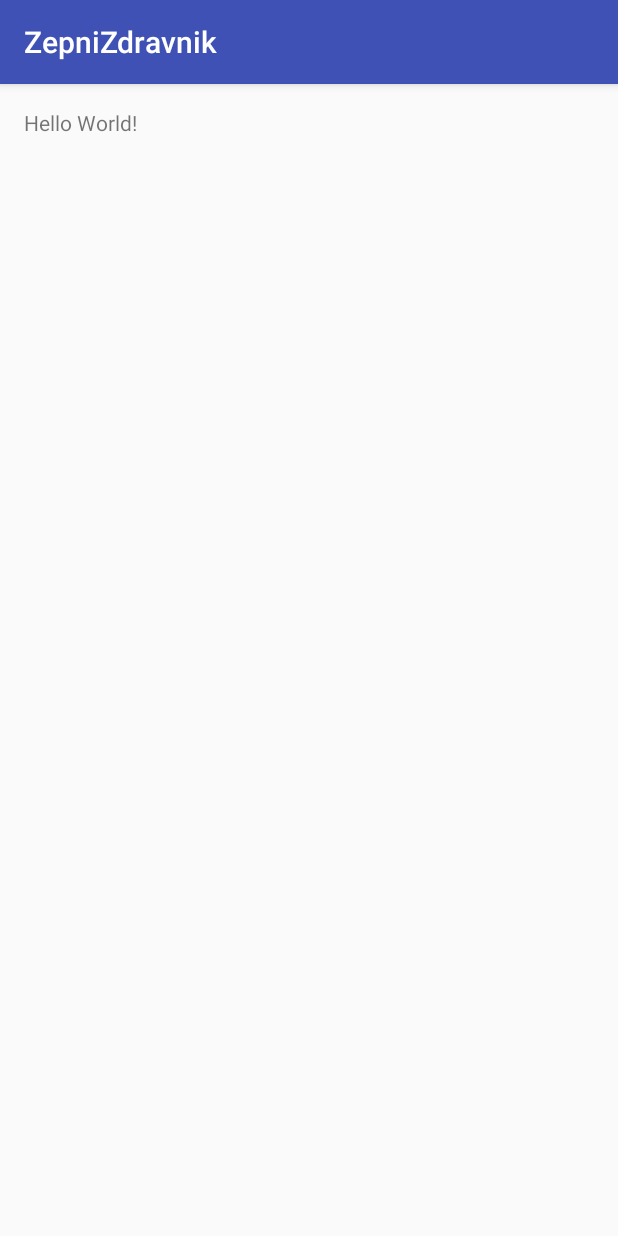
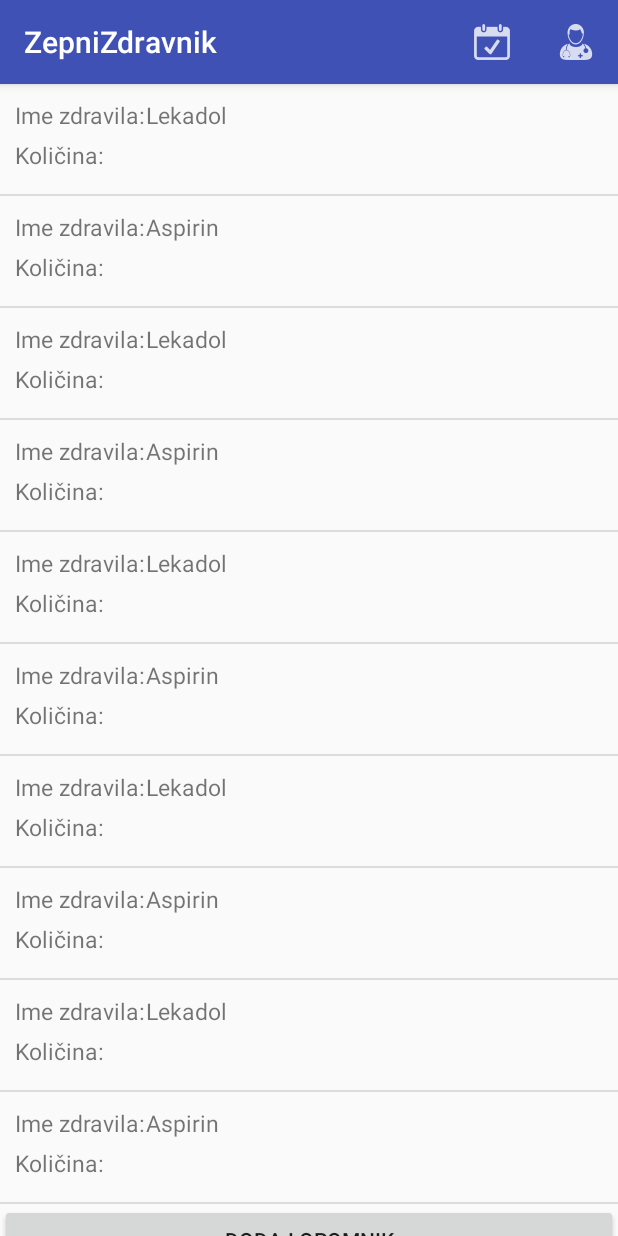
Before and after one commit to loboda1995/ZepniZdravnik, an Android app: the screen it shows after launch (MainActivity), on a phone screen of 412 x 824 dp. Run offline under Robolectric (Android 15) with nearby library versions, the phone set to English and light mode, and no system bars.

Commit message:
Ustvarjen osnovni layout za pregled opomnikov.

```diff
--- a/app/build.gradle
+++ b/app/build.gradle
@@ -25,5 +25,6 @@ dependencies {
         exclude group: 'com.android.support', module: 'support-annotations'
     })
     compile 'com.android.support:appcompat-v7:24.2.1'
+    compile 'com.android.support:design:24.2.1'
     testCompile 'junit:junit:4.12'
 }
--- a/app/src/main/AndroidManifest.xml
+++ b/app/src/main/AndroidManifest.xml
@@ -7,7 +7,7 @@
         android:icon="@mipmap/ic_launcher"
         android:label="@string/app_name"
         android:supportsRtl="true"
-        android:theme="@style/AppTheme">
+        android:theme="@style/AppTheme.NoActionBar">
         <activity android:name=".MainActivity">
             <intent-filter>
                 <action android:name="android.intent.action.MAIN" />
--- a/app/src/main/java/com/example/tpoteam/zepnizdravnik/MainActivity.java
+++ b/app/src/main/java/com/example/tpoteam/zepnizdravnik/MainActivity.java
@@ -2,12 +2,52 @@ package com.example.tpoteam.zepnizdravnik;
 
 import android.support.v7.app.AppCompatActivity;
 import android.os.Bundle;
+import android.support.v7.widget.Toolbar;
+import android.view.Menu;
+import android.widget.ListView;
+
+import java.util.ArrayList;
 
 public class MainActivity extends AppCompatActivity {
+
+    private ListView list;
+    private NotificationAdapter adapter;
+
+    private int numberOfNotifications;
+    private ArrayList<MedicineNotification> medicineNotifications = new ArrayList<>();
 
     @Override
     protected void onCreate(Bundle savedInstanceState) {
         super.onCreate(savedInstanceState);
         setContentView(R.layout.activity_main);
+
+        Toolbar toolbar = (Toolbar) findViewById(R.id.toolbar);
+        setSupportActionBar(toolbar);
+
+        list = (ListView) findViewById(R.id.list);
+
+        medicineNotifications.add(new MedicineNotification(1, "Lekadol"));
+        medicineNotifications.add(new MedicineNotification(2, "Aspirin"));
+        medicineNotifications.add(new MedicineNotification(1, "Lekadol"));
+        medicineNotifications.add(new MedicineNotification(2, "Aspirin"));
+        medicineNotifications.add(new MedicineNotification(1, "Lekadol"));
+        medicineNotifications.add(new MedicineNotification(2, "Aspirin"));
+        medicineNotifications.add(new MedicineNotification(1, "Lekadol"));
+        medicineNotifications.add(new MedicineNotification(2, "Aspirin"));
+        medicineNotifications.add(new MedicineNotification(1, "Lekadol"));
+        medicineNotifications.add(new MedicineNotification(2, "Aspirin"));
+        medicineNotifications.add(new MedicineNotification(-1, "Aspirin"));
+
+
+
+        adapter = new NotificationAdapter(this, medicineNotifications);
+        list.setAdapter(adapter);
     }
+
+    @Override
+    public boolean onCreateOptionsMenu(Menu menu) {
+        getMenuInflater().inflate(R.menu.menu_main, menu);
+        return true;
+    }
+
 }
--- /dev/null
+++ b/app/src/main/java/com/example/tpoteam/zepnizdravnik/MedicineNotification.java
@@ -0,0 +1,20 @@
+package com.example.tpoteam.zepnizdravnik;
+
+import java.io.Serializable;
+
+/**
+ * Created by Luka Loboda on 16-Nov-16.
+ */
+
+public class MedicineNotification implements Serializable{
+
+    public int medicineNoticiationID;
+    public String medicineName;
+
+    public MedicineNotification(int notiID, String medicineName){
+        this.medicineNoticiationID = notiID;
+        this.medicineName = medicineName;
+        // TODO: dodati dodatne atribute, kolicina, intervali doz, opombe
+    }
+
+}
--- /dev/null
+++ b/app/src/main/java/com/example/tpoteam/zepnizdravnik/NotificationAdapter.java
@@ -0,0 +1,42 @@
+package com.example.tpoteam.zepnizdravnik;
+
+import android.content.Context;
+import android.view.LayoutInflater;
+import android.view.View;
+import android.view.ViewGroup;
+import android.widget.ArrayAdapter;
+import android.widget.TextView;
+
+import java.util.ArrayList;
+
+/**
+ * Created by Luka Loboda on 16-Nov-16.
+ */
+
+public class NotificationAdapter extends ArrayAdapter<MedicineNotification> {
+
+    private MedicineNotification[] objects;
+
+    public NotificationAdapter(Context context, ArrayList<MedicineNotification> notifications) {
+        super(context, 0, notifications);
+        objects = notifications.toArray(new MedicineNotification[0]);
+    }
+
+
+    public View getView(int position, View convertView, ViewGroup parent) {
+
+        MedicineNotification notification = objects[position];
+
+        if(notification.medicineNoticiationID == -1){
+            convertView = LayoutInflater.from(getContext()).inflate(R.layout.notification_add, null);
+        }else{
+            convertView = LayoutInflater.from(getContext()).inflate(R.layout.notification_display, null);
+
+            TextView medicineNameDisplay = (TextView) convertView.findViewById(R.id.medicineName);
+            medicineNameDisplay.setText(notification.medicineName);
+            // TODO: dodati je potrebno se prikaz ostalih podatkov
+        }
+
+        return convertView;
+    }
+}
--- a/app/src/main/res/layout/activity_main.xml
+++ b/app/src/main/res/layout/activity_main.xml
@@ -1,17 +1,40 @@
 <?xml version="1.0" encoding="utf-8"?>
-<RelativeLayout xmlns:android="http://schemas.android.com/apk/res/android"
-    xmlns:tools="http://schemas.android.com/tools"
-    android:id="@+id/activity_main"
+<android.support.design.widget.CoordinatorLayout xmlns:android="http://schemas.android.com/apk/res/android"
     android:layout_width="match_parent"
     android:layout_height="match_parent"
-    android:paddingBottom="@dimen/activity_vertical_margin"
-    android:paddingLeft="@dimen/activity_horizontal_margin"
-    android:paddingRight="@dimen/activity_horizontal_margin"
-    android:paddingTop="@dimen/activity_vertical_margin"
-    tools:context="com.example.tpoteam.zepnizdravnik.MainActivity">
+    xmlns:app="http://schemas.android.com/apk/res-auto"
+    android:fitsSystemWindows="true"
+    android:focusableInTouchMode="false">
 
-    <TextView
-        android:layout_width="wrap_content"
+    <android.support.design.widget.AppBarLayout
+        android:layout_width="match_parent"
         android:layout_height="wrap_content"
-        android:text="Hello World!" />
-</RelativeLayout>
+        android:theme="@style/AppTheme.AppBarOverlay">
+
+        <android.support.v7.widget.Toolbar
+            android:id="@+id/toolbar"
+            android:layout_width="match_parent"
+            android:layout_height="?attr/actionBarSize"
+            app:popupTheme="@style/AppTheme.PopupOverlay" />
+
+
+    </android.support.design.widget.AppBarLayout>
+
+    <RelativeLayout xmlns:android="http://schemas.android.com/apk/res/android"
+        xmlns:app="http://schemas.android.com/apk/res-auto"
+        xmlns:tools="http://schemas.android.com/tools"
+        android:layout_width="match_parent"
+        android:layout_height="wrap_content"
+        app:layout_behavior="@string/appbar_scrolling_view_behavior"
+        tools:context="com.example.lukaloboda.mojakinoteka.MainActivity"
+        tools:showIn="@layout/activity_main">
+
+        <ListView
+            android:id="@+id/list"
+            android:layout_width="match_parent"
+            android:layout_height="wrap_content">
+        </ListView>
+
+    </RelativeLayout>
+
+</android.support.design.widget.CoordinatorLayout>
--- /dev/null
+++ b/app/src/main/res/layout/notification_add.xml
@@ -0,0 +1,11 @@
+<?xml version="1.0" encoding="utf-8"?>
+<LinearLayout xmlns:android="http://schemas.android.com/apk/res/android"
+    android:orientation="vertical" android:layout_width="match_parent"
+    android:layout_height="wrap_content">
+
+    <Button
+        android:layout_width="match_parent"
+        android:layout_height="wrap_content"
+        android:text="@string/buttonAdd"/>
+
+</LinearLayout>
--- /dev/null
+++ b/app/src/main/res/layout/notification_display.xml
@@ -0,0 +1,50 @@
+<?xml version="1.0" encoding="utf-8"?>
+<LinearLayout xmlns:android="http://schemas.android.com/apk/res/android"
+    android:orientation="vertical" android:layout_width="match_parent"
+    android:layout_height="match_parent"
+    android:padding="10dp">
+
+    <LinearLayout
+        android:layout_width="match_parent"
+        android:layout_height="wrap_content"
+        android:orientation="horizontal">
+
+        <TextView
+            android:text="@string/labelMedicineName"
+            android:textSize="15dp"
+            android:layout_marginBottom="5dp"
+            android:layout_width="wrap_content"
+            android:layout_height="wrap_content"/>
+
+        <TextView
+            android:id="@+id/medicineName"
+            android:textSize="15dp"
+            android:layout_width="wrap_content"
+            android:layout_height="wrap_content"/>
+
+    </LinearLayout>
+
+    <LinearLayout
+        android:layout_width="match_parent"
+        android:layout_height="wrap_content"
+        android:orientation="horizontal">
+
+        <TextView
+            android:text="@string/labelMedicineQuantity"
+            android:textSize="15dp"
+            android:layout_marginBottom="5dp"
+            android:layout_width="wrap_content"
+            android:layout_height="wrap_content"/>
+
+        <TextView
+            android:id="@+id/medicineQuantity"
+            android:textSize="15dp"
+            android:layout_width="wrap_content"
+            android:layout_height="wrap_content"/>
+
+    </LinearLayout>
+
+
+
+
+</LinearLayout>
--- /dev/null
+++ b/app/src/main/res/menu/menu_main.xml
@@ -0,0 +1,18 @@
+<menu xmlns:android="http://schemas.android.com/apk/res/android"
+    xmlns:app="http://schemas.android.com/apk/res-auto"
+    xmlns:tools="http://schemas.android.com/tools"
+    tools:context="com.example.tpoteam.zepnizdravnik.MainActivity">
+
+    <item
+        android:id="@+id/action_appointment"
+        android:icon="@drawable/appointment_icon"
+        android:title="Moji filmi"
+        app:showAsAction="always"/>
+
+    <item
+        android:id="@+id/action_contacts"
+        android:icon="@drawable/doctor_icon"
+        android:title="Moji filmi"
+        app:showAsAction="always"/>
+
+</menu>
--- a/app/src/main/res/values/strings.xml
+++ b/app/src/main/res/values/strings.xml
@@ -1,3 +1,8 @@
 <resources>
     <string name="app_name">ZepniZdravnik</string>
+
+    <string name="labelMedicineName">Ime zdravila:</string>
+    <string name="labelMedicineQuantity">Količina:</string>
+
+    <string name="buttonAdd">Dodaj opomnik</string>
 </resources>
--- a/app/src/main/res/values/styles.xml
+++ b/app/src/main/res/values/styles.xml
@@ -1,11 +1,20 @@
 <resources>
 
     <!-- Base application theme. -->
-    <style name="AppTheme" parent="Theme.AppCompat.Light.DarkActionBar">
+    <style name="AppTheme" parent="Theme.AppCompat.Light.NoActionBar">
         <!-- Customize your theme here. -->
         <item name="colorPrimary">@color/colorPrimary</item>
         <item name="colorPrimaryDark">@color/colorPrimaryDark</item>
         <item name="colorAccent">@color/colorAccent</item>
     </style>
 
+    <style name="AppTheme.NoActionBar">
+        <item name="windowActionBar">false</item>
+        <item name="windowNoTitle">true</item>
+    </style>
+
+    <style name="AppTheme.AppBarOverlay" parent="ThemeOverlay.AppCompat.Dark.ActionBar" />
+
+    <style name="AppTheme.PopupOverlay" parent="ThemeOverlay.AppCompat.Light" />
+
 </resources>
```
Also changed, not shown: app/src/main/res/drawable-hdpi/appointment_icon.png (added), app/src/main/res/drawable-hdpi/doctor_icon.png (added), app/src/main/res/drawable-mdpi/appointment_icon.png (added), app/src/main/res/drawable-mdpi/doctor_icon.png (added), app/src/main/res/drawable-xhdpi/appointment_icon.png (added), app/src/main/res/drawable-xhdpi/doctor_icon.png (added), app/src/main/res/drawable-xxhdpi/appointment_icon.png (added), app/src/main/res/drawable-xxhdpi/doctor_icon.png (added).
